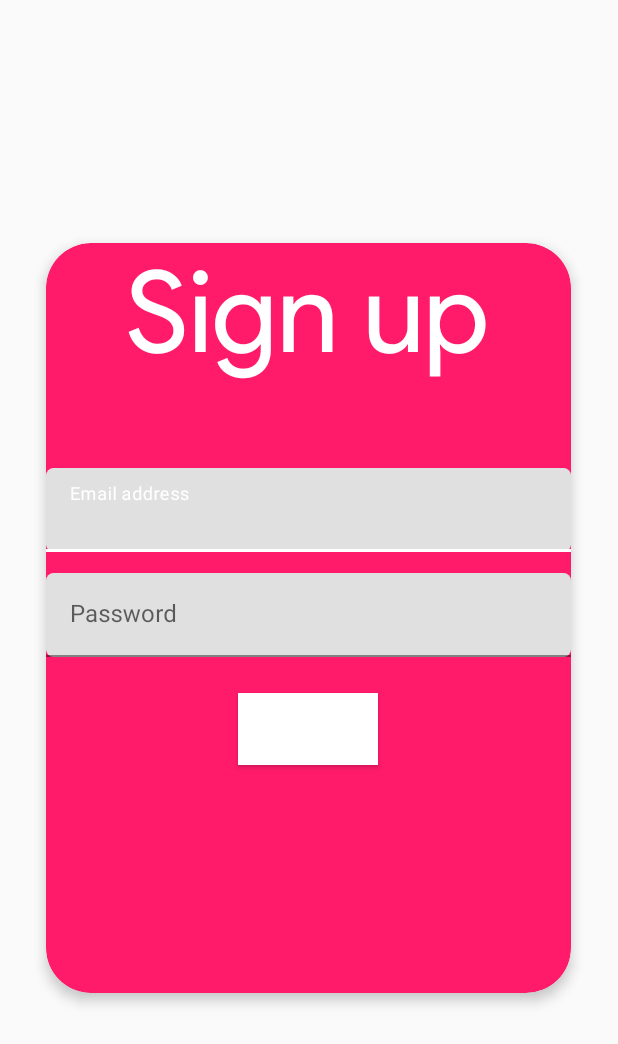
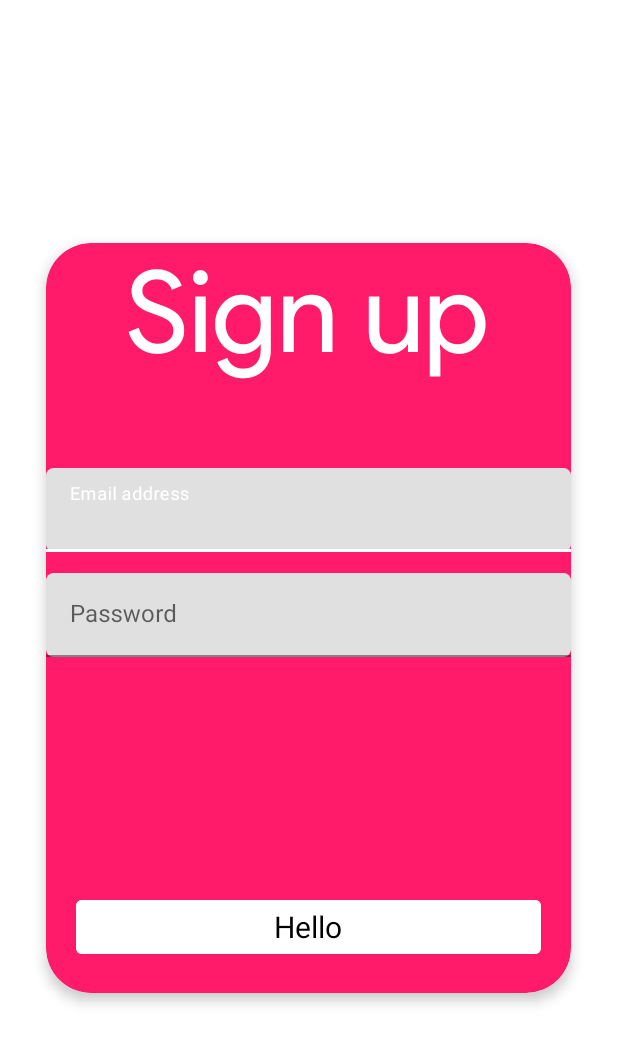
Before and after one commit to laxyapahuja/faid, an Android app: the layout activity_main.xml on its own in the app's theme, with its tools: preview values and no code run, on a phone screen of 412 x 824 dp. Shown: the top 1044 px of the screen. Run offline under Robolectric (Android 15) with nearby library versions, the phone set to English and light mode, and no system bars.

Commit message:
Inflation fix

```diff
--- a/app/build.gradle
+++ b/app/build.gradle
@@ -8,7 +8,6 @@ android {
         targetSdkVersion 28
         versionCode 1
         versionName "1.0"
-        testInstrumentationRunner "android.support.test.runner.AndroidJUnitRunner"
     }
     buildTypes {
         release {
@@ -22,11 +21,5 @@ dependencies {
     implementation fileTree(dir: 'libs', include: ['*.jar'])
     implementation 'com.android.support:appcompat-v7:28.0.0'
     implementation 'com.android.support.constraint:constraint-layout:1.1.3'
-    testImplementation 'junit:junit:4.12'
-    androidTestImplementation 'com.android.support.test:runner:1.0.2'
-    androidTestImplementation 'com.android.support.test.espresso:espresso-core:3.0.2'
     implementation 'com.android.support:design:28.0.0'
-    implementation 'com.android.support:cardview-v7:28.0.0'
-    implementation 'com.android.support:support-v4:28.0.0'
-    implementation 'com.android.support:recyclerview-v7:28.0.0'
 }
--- a/app/src/main/AndroidManifest.xml
+++ b/app/src/main/AndroidManifest.xml
@@ -4,9 +4,9 @@
 
     <application
         android:allowBackup="true"
-        android:icon="@mipmap/ic_launcher"
+        android:icon="@drawable/logo"
         android:label="@string/app_name"
-        android:roundIcon="@mipmap/ic_launcher_round"
+        android:roundIcon="@drawable/logo"
         android:supportsRtl="true"
         android:theme="@style/AppTheme">
         <activity android:name=".LoginActivity"></activity>
--- a/app/src/main/res/layout/activity_main.xml
+++ b/app/src/main/res/layout/activity_main.xml
@@ -9,27 +9,29 @@
     <RelativeLayout
         android:layout_width="match_parent"
         android:layout_height="match_parent">
-    <android.support.v7.widget.CardView
+
+        <android.support.design.card.MaterialCardView
             android:id="@+id/cardView"
             android:layout_width="350dp"
             android:layout_height="500dp"
+            android:layout_centerInParent="true"
             app:cardBackgroundColor="@color/colorPrimaryDark"
             app:cardCornerRadius="30dp"
             app:cardElevation="5dp"
-        android:layout_centerInParent="true"
             tools:layout_editor_absoluteX="0dp"
             tools:layout_editor_absoluteY="115dp">
 
             <RelativeLayout
                 android:layout_width="match_parent"
                 android:layout_height="match_parent">
+
                 <TextView
                     android:id="@+id/signup"
                     android:layout_width="wrap_content"
                     android:layout_height="wrap_content"
+                    android:layout_centerHorizontal="true"
                     android:fontFamily="@font/productsans"
                     android:text="Sign up"
-            android:layout_centerHorizontal="true"
                     android:textColor="#FFFFFF"
                     android:textSize="75dp">
 
@@ -76,21 +78,21 @@
 
             <RelativeLayout
                 android:layout_width="match_parent"
-            android:layout_height="match_parent">
-
+                android:layout_height="match_parent"
+                android:gravity="bottom"
+                android:layout_margin="20dp">
                 <android.support.design.button.MaterialButton
-                android:id="@+id/material_button"
-                style="@style/Widget.MaterialComponents.Button"
-                android:layout_width="wrap_content"
+                    android:layout_width="match_parent"
                     android:layout_height="wrap_content"
-                android:layout_centerHorizontal="true"
-                android:layout_marginTop="300dp"
-                android:background="#FFFFFF"
-                app:cornerRadius="20dp"
-                android:text="SIGN UP" />
+                    android:backgroundTint="#fff"
+                    style="@style/Widget.MaterialComponents.Button.UnelevatedButton"
+                    android:text="Hello"
+                    android:textColor="#000"
+                    android:textSize="20sp"
+                    android:textAppearance="@style/Widget.MaterialComponents.Button.UnelevatedButton"/>
             </RelativeLayout>
 
-    </android.support.v7.widget.CardView>
+        </android.support.design.card.MaterialCardView>
     </RelativeLayout>
 
 </android.support.constraint.ConstraintLayout>
--- a/app/src/main/res/layout/activity_splash.xml
+++ b/app/src/main/res/layout/activity_splash.xml
@@ -11,7 +11,6 @@
         android:layout_width="100dp"
         android:layout_height="100dp"
         android:src="@drawable/logo"
-        android:layout_centerInParent="true"
-        />
+        android:layout_centerInParent="true" />
 
 </RelativeLayout>
--- a/app/src/main/res/values/styles.xml
+++ b/app/src/main/res/values/styles.xml
@@ -1,7 +1,7 @@
 <resources>
 
     <!-- Base application theme. -->
-    <style name="AppTheme" parent="Theme.AppCompat.Light.NoActionBar">
+    <style name="AppTheme" parent="Theme.MaterialComponents.Light.NoActionBar">
         <!-- Customize your theme here. -->
         <item name="colorPrimary">@color/colorPrimary</item>
         <item name="colorPrimaryDark">@color/colorPrimaryDark</item>
```
Lines whose indentation alone changed are shown as unchanged.
